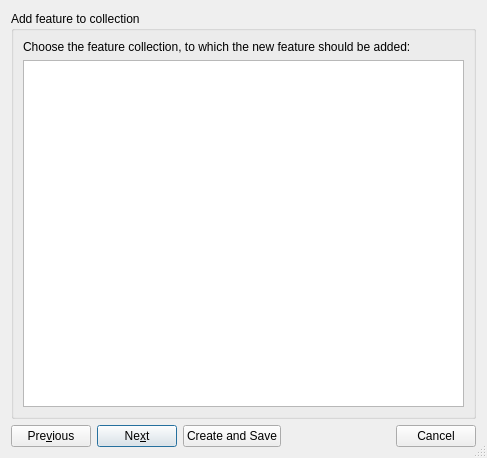
Above: src/qt-widgets/CreateFeatureDialogUi.ui from GPlates/GPlates before the change. Below: the same form after it.
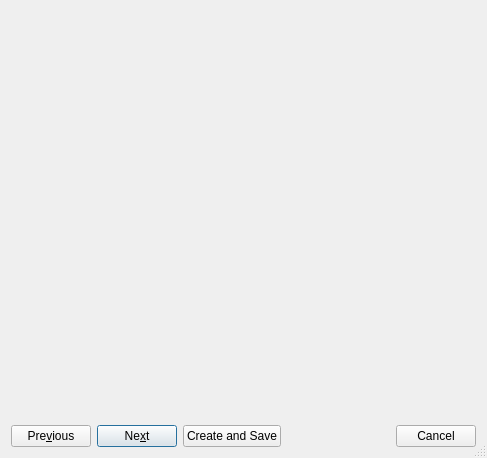
That is the form after the change. The open tabs and pages were chosen to show the change. Icons and pictures are not drawn.

Patch:
```diff
--- a/src/qt-widgets/CreateFeatureDialogUi.ui
+++ b/src/qt-widgets/CreateFeatureDialogUi.ui
@@ -137,25 +137,19 @@
         <number>0</number>
        </property>
        <item>
-        <widget class="QGroupBox" name="groupBox">
-         <property name="title">
-          <string>Add feature to collection</string>
+        <widget class="QWidget" name="widget_choose_feature_collection_placeholder" native="true">
+         <property name="sizePolicy">
+          <sizepolicy hsizetype="Preferred" vsizetype="Preferred">
+           <horstretch>0</horstretch>
+           <verstretch>1</verstretch>
+          </sizepolicy>
          </property>
-         <layout class="QVBoxLayout">
-          <item>
-           <widget class="QLabel" name="label_feature_collections">
-            <property name="text">
-             <string>Choose the feature collection, to which the new feature should be added:</string>
-            </property>
-            <property name="wordWrap">
-             <bool>true</bool>
-            </property>
-           </widget>
-          </item>
-          <item>
-           <widget class="QListWidget" name="listwidget_feature_collections"/>
-          </item>
-         </layout>
+         <property name="minimumSize">
+          <size>
+           <width>0</width>
+           <height>100</height>
+          </size>
+         </property>
         </widget>
        </item>
       </layout>
```
Left out of the diff: 49 changed lines with no effect on the pictures.
